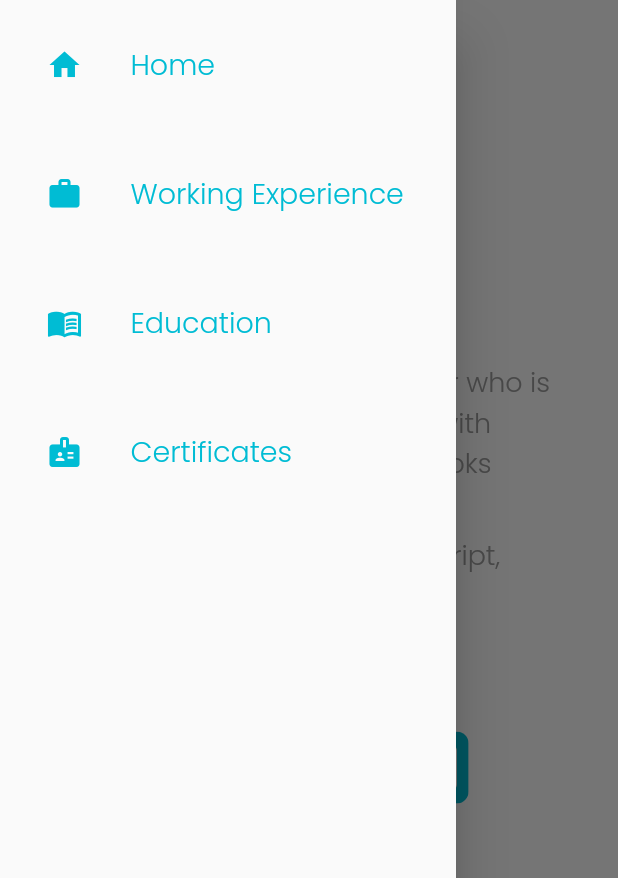
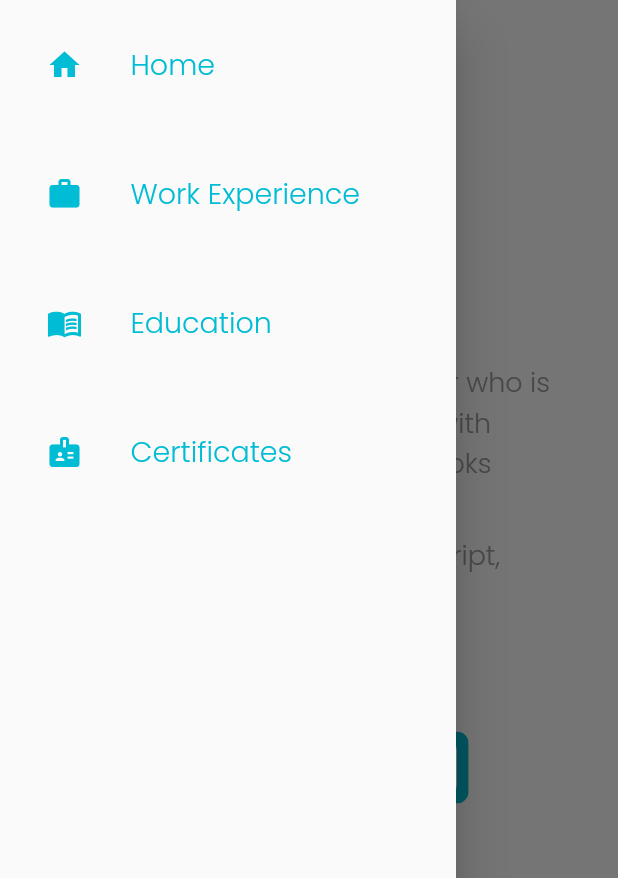
Before and after one commit to kwan19961217/FlutterPortfolioPage, a Flutter app: the screen it shows after launch, with the side drawer open, on a phone screen of 412 x 824 dp. Shown: the top 878 px of the screen. Run offline on Flutter 3.47's test engine with Material 2 defaults, Android fonts, the phone set to English and light mode, and no system bars; our stand-ins replace timeline_tile.

```diff
--- a/lib/MyHomePage.dart
+++ b/lib/MyHomePage.dart
@@ -70,7 +70,8 @@ class MyHomePage extends StatelessWidget {
                           child: Container(
                               color: Colors.cyan,
                               child: IconButton(
-                                icon: Image.asset('assets/icons/linkedin.png'),
+                                icon: Image.asset(
+                                    'assets/icons/linkedin_small.png'),
                                 iconSize: 32,
                                 onPressed: () => buttonAction(
                                     'https://www.linkedin.com/in/tsz-hong-kwan-4a6522194/'),
--- a/lib/main.dart
+++ b/lib/main.dart
@@ -4,7 +4,9 @@ import 'section.dart';
 import 'MyAppBar.dart';
 import 'MyDrawer.dart';
 import 'MyHomePage.dart';
-import 'WorkingExperience.dart';
+import 'WorkExperience.dart';
+import 'Education.dart';
+import 'Certificates.dart';
 
 void main() {
   runApp(PortfolioApp());
@@ -24,7 +26,7 @@ class MainPage extends StatefulWidget {
   final List<Section> sections = [
     Section('Home', Icons.home),
     Section(
-      'Working Experience',
+      'Work Experience',
       Icons.work,
     ),
     Section('Education', Icons.menu_book),
@@ -70,8 +72,12 @@ class _MainPageState extends State<MainPage> {
         switch (_selectedSection.getName) {
           case "Home":
             return MyHomePage(launchURL);
-          case "Working Experience":
-            return WorkingExperience();
+          case "Work Experience":
+            return WorkExperience();
+          case "Education":
+            return Education();
+          case "Certificates":
+            return Certificates();
         }
       }()),
       drawer: MyDrawer(widget.sections, changePage),
--- a/pubspec.yaml
+++ b/pubspec.yaml
@@ -41,6 +41,7 @@ dev_dependencies:
 flutter:
   assets:
     - assets/icons/
+    - assets/icons/3.0x/
   fonts:
     - family: Poppins
       fonts:
```
Also changed, not shown: lib/Certificates.dart (added, +11 -0 lines), lib/Education.dart (added, +50 -0 lines), lib/MyTimeLine.dart (+4 -4 lines), lib/WorkExperience.dart (renamed from lib/WorkingExperience.dart, +4 -4 lines), assets/icons/cuhk.png (added), assets/icons/cuhk_small.png (added), assets/icons/linkedin_small.png (added), assets/icons/westconn.png (added), assets/icons/westconn_small.jpeg (added).
